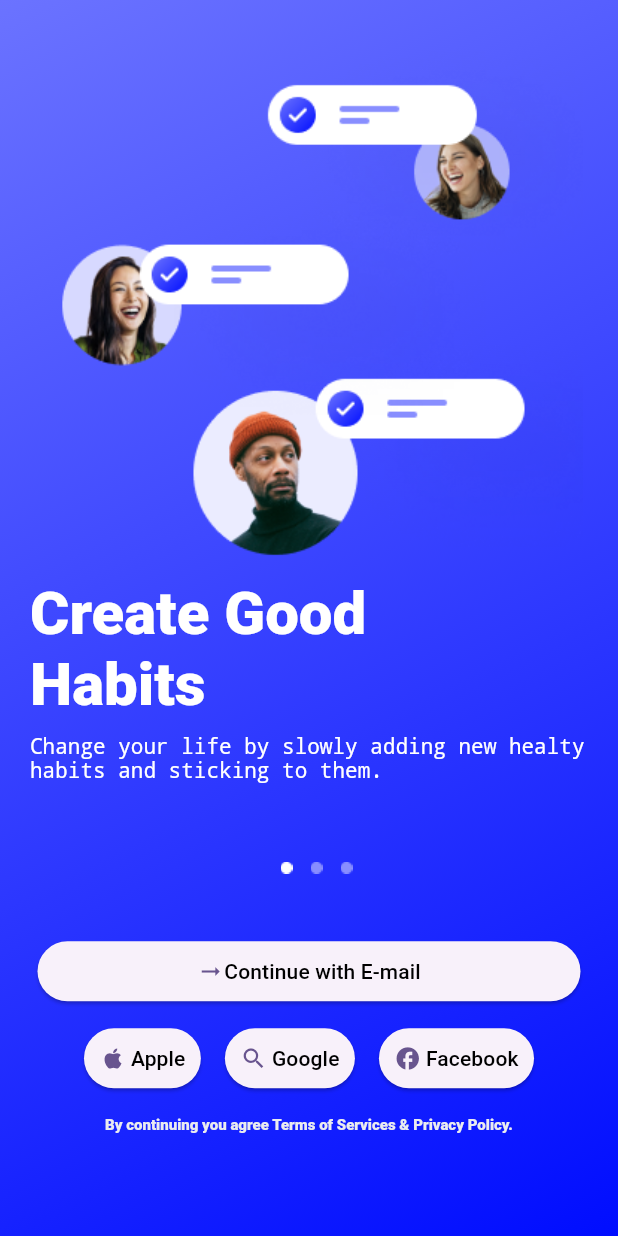
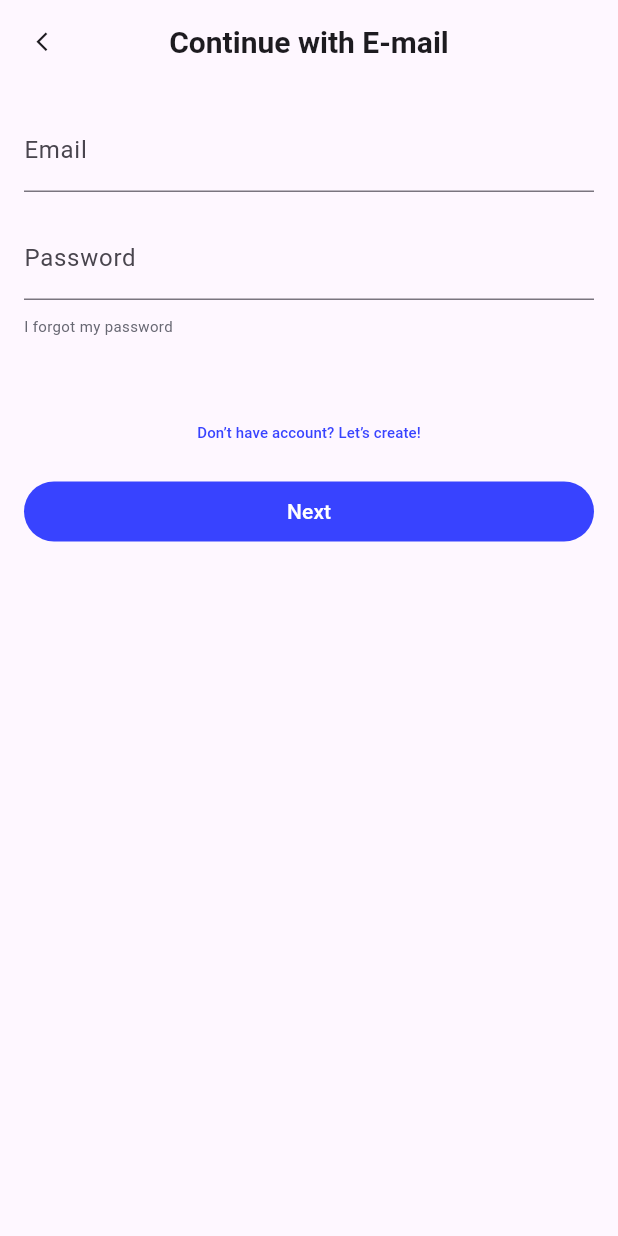
Before and after one commit to Daham2000/habbit-app, a Flutter app: the screen it shows after launch, after a tap on "Continue with E-mail", on a phone screen of 412 x 824 dp. Run offline on Flutter 3.47's test engine with Material 3 defaults, Android fonts, the phone set to English and light mode, and no system bars; our stand-ins replace google_fonts.

Commit message:
Login page UI Done

```diff
--- /dev/null
+++ b/lib/views/login_page/login_page_view.dart
@@ -0,0 +1,127 @@
+import 'package:flutter/material.dart';
+
+class LoginPageView extends StatefulWidget {
+  const LoginPageView({super.key});
+
+  @override
+  State<LoginPageView> createState() => _LoginPageViewState();
+}
+
+class _LoginPageViewState extends State<LoginPageView> {
+  final _formKey = GlobalKey<FormState>();
+  final TextEditingController _emailController = TextEditingController();
+  final TextEditingController _passwordController = TextEditingController();
+
+  @override
+  void dispose() {
+    _emailController.dispose();
+    _passwordController.dispose();
+    super.dispose();
+  }
+
+  void _submitForm() {
+    if (_formKey.currentState!.validate()) {
+
+    }
+  }
+
+  @override
+  Widget build(BuildContext context) {
+    return Scaffold(
+        appBar: AppBar(
+          centerTitle: true,
+          title: const Text(
+            'Continue with E-mail',
+            style: TextStyle(fontWeight: FontWeight.bold, fontSize: 20),
+          ),
+          leading: GestureDetector(
+            onTap: () => {
+              Navigator.pop(context)
+            },
+            child: const Icon(
+              Icons.arrow_back_ios_new,
+              size: 15,
+            ),
+          ),
+        ),
+        body: Column(
+            children: [
+              Padding(
+                padding: EdgeInsets.all(16.0),
+                child: Form(
+                  key: _formKey,
+                  child: Column(
+                    crossAxisAlignment: CrossAxisAlignment.stretch,
+                    children: [
+                      TextFormField(
+                        controller: _emailController,
+                        decoration: InputDecoration(
+                          labelText: 'Email',
+                          border: UnderlineInputBorder(),
+                        ),
+                        keyboardType: TextInputType.emailAddress,
+                        validator: (value) {
+                          if (value == null || value.isEmpty) {
+                            return 'Please enter your email';
+                          }
+                          if (!RegExp(r'^[^@]+@[^@]+\.[^@]+').hasMatch(
+                              value)) {
+                            return 'Please enter a valid email';
+                          }
+                          return null;
+                        },
+                      ),
+                      SizedBox(height: 16.0),
+                      TextFormField(
+                        controller: _passwordController,
+                        decoration: InputDecoration(
+                          labelText: 'Password',
+                          border: UnderlineInputBorder(),
+                        ),
+                        obscureText: true,
+                        validator: (value) {
+                          if (value == null || value.isEmpty) {
+                            return 'Please enter your password';
+                          }
+                          if (value.length < 6) {
+                            return 'Password must be at least 6 characters';
+                          }
+                          return null;
+                        },
+                      ),
+                      SizedBox(height: 5.0),
+                      GestureDetector(
+                        onTap: () {  },
+                        child: Padding(
+                          padding: const EdgeInsets.symmetric(vertical: 5),
+                          child: Text("I forgot my password", style: TextStyle(
+                            fontSize: 10.0,
+                            color: Color(0xFF686873)
+                          ),),
+                        ),
+                      ),
+                      SizedBox(height: 35.0),
+                      TextButton(
+                        style: ButtonStyle(
+                          foregroundColor: MaterialStateProperty.all<Color>(Color(0xFF3843FF)),
+                        ),
+                        onPressed: () { },
+                        child: Text('Don’t have account? Let’s create!', style: TextStyle(
+                          fontSize: 10.0
+                        ),),
+                      ),
+                      SizedBox(height: 5.0),
+                      TextButton(
+                        style: ButtonStyle(
+                          foregroundColor: MaterialStateProperty.all<Color>(Colors.white),
+                          backgroundColor:  MaterialStateProperty.all<Color>(Color(0xFF3843FF)),
+                        ),
+                        onPressed: () { _submitForm();},
+                        child: Text('Next'),
+                      )
+                    ],
+                  ),
+                ),),
+            ]
+        ));
+  }}
--- a/lib/views/startup_page/widgets/BottomSocialView.dart
+++ b/lib/views/startup_page/widgets/BottomSocialView.dart
@@ -1,5 +1,7 @@
 import 'package:flutter/material.dart';
 import 'package:google_fonts/google_fonts.dart';
+
+import '../../login_page/login_page_view.dart';
 
 class BottomSocialView extends StatefulWidget {
   const BottomSocialView({super.key});
@@ -20,7 +22,13 @@ class _BottomSocialViewState extends State<BottomSocialView> {
           Padding(
             padding: const EdgeInsets.symmetric(horizontal: 20),
             child: ElevatedButton(
-                onPressed: () => {},
+                onPressed: () => {
+                      Navigator.push(
+                        context,
+                        MaterialPageRoute(
+                            builder: (context) => const LoginPageView()),
+                      )
+                    },
                 child: const Row(
                   mainAxisAlignment: MainAxisAlignment.center,
                   children: [
@@ -41,7 +49,7 @@ class _BottomSocialViewState extends State<BottomSocialView> {
                   padding: const EdgeInsets.symmetric(horizontal: 8),
                   child: ElevatedButton(
                     onPressed: () => {},
-                    child: const Row(
+                    child: Row(
                       mainAxisAlignment: MainAxisAlignment.center,
                       children: [
                         Icon(Icons.apple),
```
